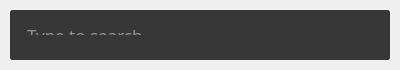
Before: the Qt Designer form forms/mainwindow.ui in Schlipak/nozzle, drawn with Qt 5.
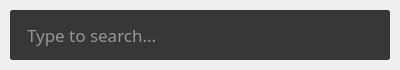
After: the same form once the commit is applied.

What changed in the file:
```diff
--- a/forms/mainwindow.ui
+++ b/forms/mainwindow.ui
@@ -192,6 +192,11 @@
          <property name="focusPolicy">
           <enum>Qt::NoFocus</enum>
          </property>
+         <property name="styleSheet">
+          <string notr="true">QListWidget#entryList {
+	background: transparent;
+}</string>
+         </property>
         </widget>
        </item>
       </layout>
```
